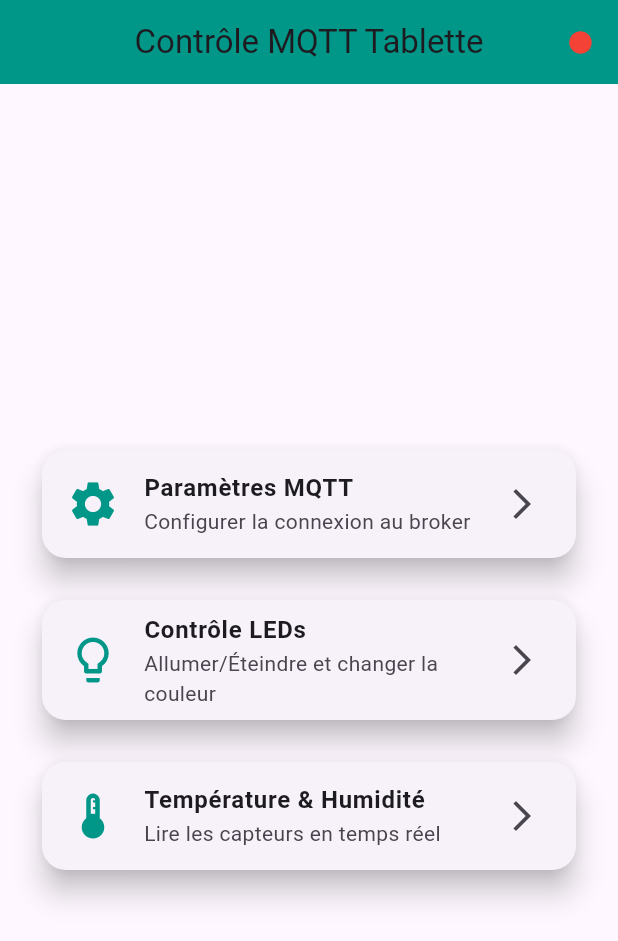
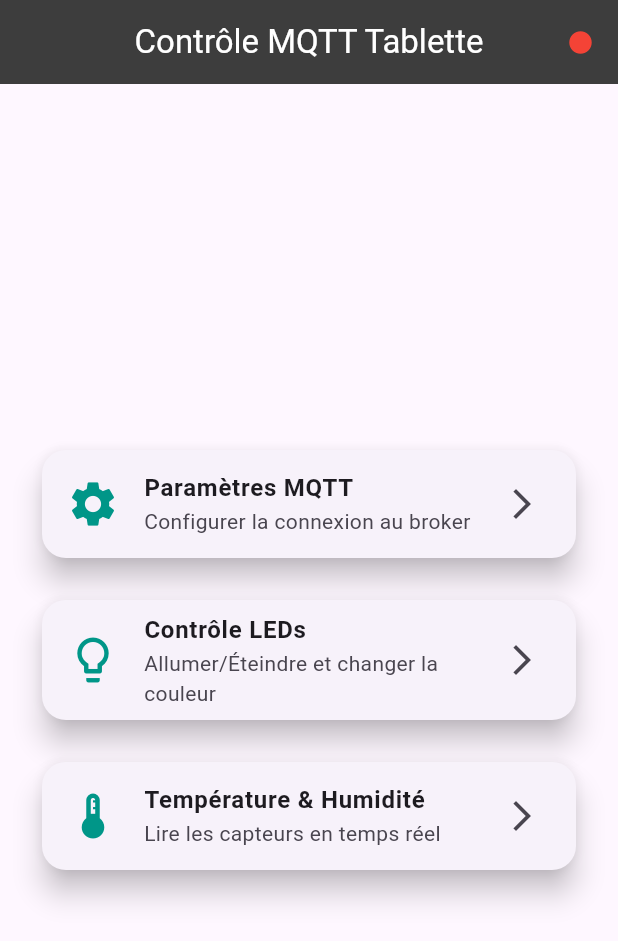
Before and after one commit to haade-administrator/haade_panel_s504, a Flutter app: the screen it shows after launch, on a phone screen of 412 x 824 dp. Shown: the top 941 px of the screen. Run offline on Flutter 3.47's test engine with Material 3 defaults, Android fonts, the phone set to English and light mode, and no system bars; our stand-ins replace flutter_colorpicker, shared_preferences; missing offline and left inert: mqtt_client.

Commit message:
update design

```diff
--- a/lib/pages/home_page.dart
+++ b/lib/pages/home_page.dart
@@ -24,9 +24,12 @@ class _HomePageState extends State<HomePage> {
   Widget build(BuildContext context) {
     return Scaffold(
       appBar: AppBar(
-        title: const Text('Contrôle MQTT Tablette'),
+        title: Text(
+    'Contrôle MQTT Tablette',
+    style: TextStyle(color: Colors.white),
+  ),
         centerTitle: true,
-        backgroundColor: Colors.teal,
+        backgroundColor: const Color.fromARGB(255, 61, 61, 61),
         actions: [
           // Voyant de connexion MQTT (vert si connecté, rouge sinon)
           ValueListenableBuilder<bool>(
```
